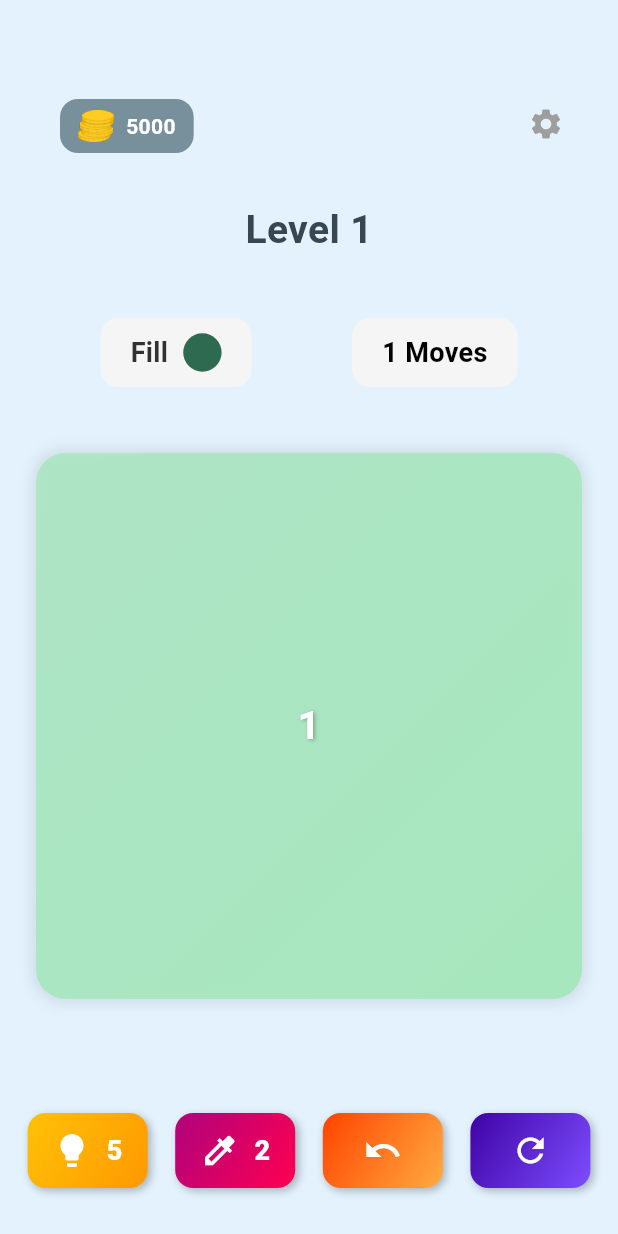
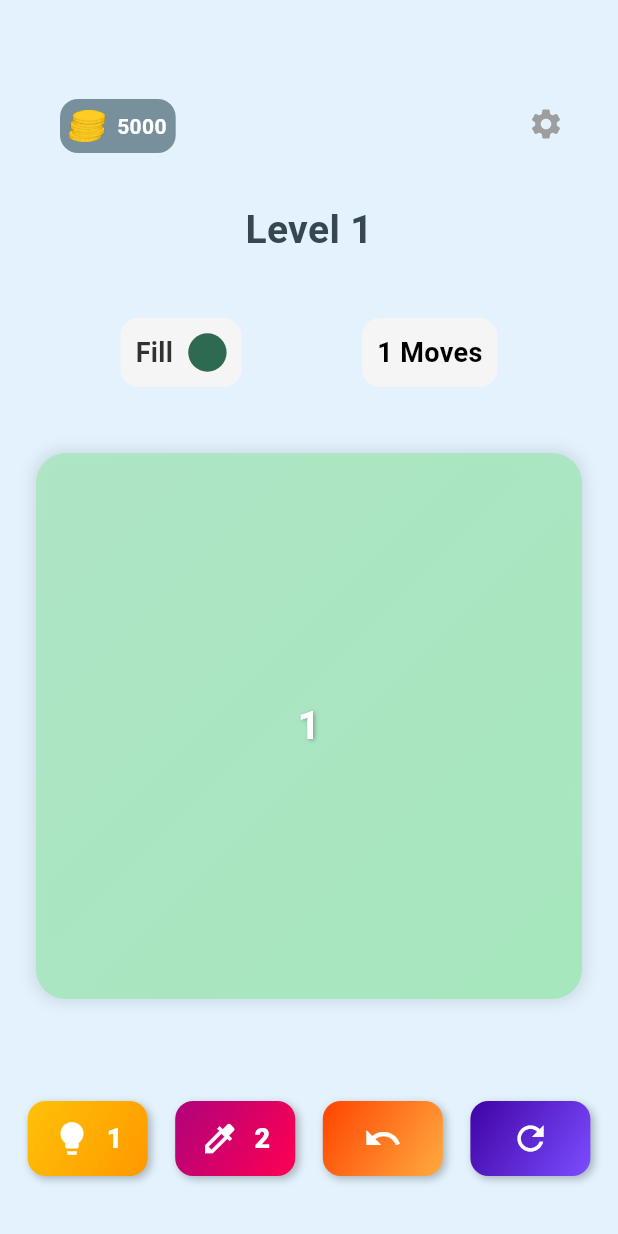
Before and after one commit to theokramer/logicalColors, a Flutter app: the screen it shows after launch, on a phone screen of 412 x 824 dp. Run offline on Flutter 3.47's test engine with Material 3 defaults, Android fonts, the phone set to English and light mode, and no system bars; our stand-ins replace confetti; missing offline and left inert: dart:ffi; Roboto replaces fonts that are missing (Quicksand).

Commit message:
Small Changes Design

```diff
--- a/lib/action_Button.dart
+++ b/lib/action_Button.dart
@@ -65,7 +65,7 @@ class CustomActionButton extends StatelessWidget {
               ),
               if (count == 0)
                 SizedBox(
-                  width: 95, height: 80,
+                  width: 90, height: 80,
                   child: Column(
                     mainAxisAlignment: MainAxisAlignment.start,
                     children: [
--- a/lib/custom_info_button.dart
+++ b/lib/custom_info_button.dart
@@ -29,7 +29,7 @@ class CustomInfoButton extends StatelessWidget {
     double padding = isLarge ? 10 : 6;
 
     return Container(
-      padding: EdgeInsets.symmetric(vertical: padding, horizontal: padding * 2),
+      padding: EdgeInsets.symmetric(vertical: padding, horizontal: padding),
       decoration: BoxDecoration(
         color: backgroundColor,
         borderRadius: BorderRadius.circular(12),
--- a/lib/puzzle_screen.dart
+++ b/lib/puzzle_screen.dart
@@ -10,9 +10,10 @@ import 'roadmap_screen.dart';
 import 'shop_screen.dart';
 import 'package:confetti/confetti.dart';
 import 'package:flutter/services.dart';
+import 'dart:async';
 
 int selectedLevel = 1;
-int aHints = 5;
+int aHints = 1;
 int aRems = 2;
 
 class PuzzleScreen extends StatefulWidget {
@@ -29,10 +30,11 @@ class _PuzzleScreenState extends State<PuzzleScreen> with SingleTickerProviderSt
   bool showBanner = false;
   bool showCoinAnimation = false;
   bool animationStarted = false;
-  bool denyClick = false;
+  bool denyClick = true;
   double pi = 3.1415926535897932;
   bool isRemoveTileMode = false;
   final Random _random = Random();
+  bool showStartBanner = true;
 
   @override
  void initState() {
@@ -48,6 +50,15 @@ class _PuzzleScreenState extends State<PuzzleScreen> with SingleTickerProviderSt
         curve: Curves.easeInOut,
       ),
     );
+    WidgetsBinding.instance.addPostFrameCallback((_) {
+      Timer(Duration(seconds: 3), () {
+      setState(() {
+        showStartBanner = false;
+        denyClick = false;
+      });
+    });
+      //_showLevelStartInfo();
+    });
   }
 
     void handleBuyHint() {
@@ -133,8 +144,10 @@ class _PuzzleScreenState extends State<PuzzleScreen> with SingleTickerProviderSt
                       ),
                     ),
                     PopupMenuButton<String>(
+                      enabled: !denyClick,
                       icon: Icon(Icons.settings, color: Colors.grey),
-                      onSelected: (String value) {
+                      onSelected:
+                      (String value) {
                         switch (value) {
                           case 'home':
                             Navigator.of(context).pushReplacement(
@@ -199,12 +212,12 @@ class _PuzzleScreenState extends State<PuzzleScreen> with SingleTickerProviderSt
                             break;
                         }
                       },
-                      itemBuilder: (BuildContext context) => <PopupMenuEntry<String>>[
+                      itemBuilder:  (BuildContext context) => <PopupMenuEntry<String>>[
                         _buildPopupMenuItem('home', 'Home', Icons.home, Colors.orangeAccent),
                         _buildPopupMenuItem('shop', 'Shop', Icons.shopping_cart, Colors.orangeAccent),
                         _buildPopupMenuItem('refresh', 'New Level ${worlds[currentWorld-1].maxLevel <= selectedLevel ? '– 10 Coins' : ""}', Icons.refresh, Colors.orangeAccent),
                         _buildPopupMenuItem('next', 'Skip Level ${worlds[currentWorld-1].maxLevel <= selectedLevel ? '– 100 Coins' : ""}', Icons.skip_next, Colors.orangeAccent),
-                      ],
+                      ] ,
                     ),
                   ],
                 ),
@@ -361,11 +374,9 @@ if (isRemoveTileMode) {
   mainAxisAlignment: MainAxisAlignment.end,
   children: [
     Padding(
-      padding: const EdgeInsets.only(bottom: 32.0),
+      padding: const EdgeInsets.only(bottom: 40.0),
       child: Row(
         mainAxisAlignment: MainAxisAlignment.spaceEvenly,
-        children: [
-          Stack(
         children: [
           CustomActionButton(
             icon: Icons.lightbulb,
@@ -387,38 +398,25 @@ if (isRemoveTileMode) {
                 handleWatchAdForHints,
                 [Colors.amber, Colors.orange]
               );
-                /*if (coins < 50) {
-                  // Not enough coins logic here
-                  return;
-                } else {
-                  bool hintUsed = puzzle.getHint();
-                  if (hintUsed) {
-                    // Your hint used logic here
-                  } else {
-                    Future.delayed(Duration(milliseconds: 500), () {
-                      puzzle.clearHint();
-                    });
           }
-                }*/
-              }
+
+
             },
             count: aHints, // Number of hints available
             gradientColors: [Colors.amber, Colors.orange],
             iconColor: Colors.white,
           ),
-
-            ],
-          ),
-          Stack(
-            children: [
           CustomActionButton(
             icon: Icons.colorize,
             onPressed: () {
+              if(!denyClick) {
+
+            if (aRems > 0) {
               setState(() {
-                if (aRems > 0) {
               aRems -= 1;
+              isRemoveTileMode = true;
+              });
             } else {
-                  //coins -= 30;
               showGadgetPopup(
                 context,
                 'Colorizer',
@@ -427,45 +425,40 @@ if (isRemoveTileMode) {
                 [Color.fromARGB(255, 176, 2, 124), Color.fromARGB(255, 255, 0, 81)]
               );
             }
-                //isRemoveTileMode = true;
-              });
+
+
+              }
             },
             count: aRems, // Number of removes available
             gradientColors: [Color.fromARGB(255, 176, 2, 124), Color.fromARGB(255, 255, 0, 81)],
             iconColor: Colors.white,
           ),
-            ],
-          ),
-          Stack(
-            children: [
           CustomActionButton(
             icon: Icons.undo,
             onPressed: () {
+              if(!denyClick) {
                 puzzle.undoMove();
+              }
             },
             count: -1, // Infinite undo available
             gradientColors: [Color.fromARGB(255, 255, 68, 0), Colors.orangeAccent],
 
             iconColor: Colors.white,
           ),
-            ],
-          ),
-          Stack(
-            children: [
           CustomActionButton(
             icon: Icons.refresh,
             onPressed: () {
+              if(!denyClick) {
                 puzzle.grid = puzzle.savedGrid.map((row) => List<int>.from(row)).toList();
               puzzle.resetMoves();
               puzzle.moveWhereError = -1;
               puzzle.clicks = puzzle.savedClicks.map((click) => List<int>.from(click)).toList();
               puzzle.undoStack.clear();
+              }
             },
             count: -1, // Infinite refresh available
             gradientColors: [Color.fromARGB(255, 63, 3, 165), Colors.deepPurpleAccent],
             iconColor: Colors.white,
-              ),
-            ],
           ),
         ],
       ),
@@ -474,7 +467,11 @@ if (isRemoveTileMode) {
 ),
 
 
+if(showStartBanner)
+  Positioned.fill(child: Stack(children: [Container(color: Colors.black.withOpacity(0.6), child: Column(children: [
 
+
+  ],))],),),
 
 
 if (showBanner && !animationStarted)
@@ -582,12 +579,139 @@ if (animationStarted && showCoinAnimation)
             gravity: 0.15,
             colors: [Colors.pink, Colors.orange, Colors.yellow, Colors.green, Colors.blue],
           ),
-
+        if (showStartBanner)
+            Center(
+              child: AlertDialog(
+                backgroundColor: Colors.white,
+                shape: RoundedRectangleBorder(borderRadius: BorderRadius.circular(15)),
+                contentPadding: EdgeInsets.all(20),
+                content: Column(
+                  mainAxisSize: MainAxisSize.min,
+                  children: [
+                    Text(
+                      'Level ${selectedLevel}',
+                      style: TextStyle(
+                        color: Colors.black,
+                        fontSize: 26,
+                        fontWeight: FontWeight.bold,
+                      ),
+                    ),
+                    SizedBox(height: 20),
+                    Row(
+                      mainAxisAlignment: MainAxisAlignment.spaceAround,
+                      children: [
+                        CustomInfoButton(
+                          value: '', // No value needed here
+                          targetColor: puzzle.targetColorNumber, // Target color
+                          movesLeft: -1, // No moves left needed here
+                          iconPath: '', // No icon needed
+                          backgroundColor: Colors.grey[200]!,
+                          textColor: Colors.black,
+                          isLarge: true, // Increase size
+                        ),
+                        CustomInfoButton(
+                          value: '', // No value needed here
+                          targetColor: -1, // No target color needed here
+                          movesLeft: puzzle.maxMoves, // Number of moves
+                          iconPath: '', // No icon needed
+                          backgroundColor: Colors.grey[200]!,
+                          textColor: Colors.black,
+                          isLarge: true, // Increase size
+                        ),
+                        CustomInfoButton(
+                          value: '${puzzle.size}x${puzzle.size}', // Display grid size
+                          targetColor: -1, // No target color needed here
+                          movesLeft: -1, // No moves left needed here
+                          iconPath: '', // No icon needed
+                          backgroundColor: Colors.grey[200]!,
+                          textColor: Colors.black,
+                          isLarge: true, // Increase size
+                        ),
+                      ],
+                    ),
+                  ],
+                ),
+              ),
+            ),
         ],
       ),
     );
   }
 
+  void _showLevelStartInfo() {
+    final puzzle = Provider.of<PuzzleModel>(context, listen: false);
+    showDialog(
+      context: context,
+      barrierDismissible: false,
+      builder: (BuildContext context) {
+        return AlertDialog(
+          backgroundColor: Colors.white,
+          shape: RoundedRectangleBorder(borderRadius: BorderRadius.circular(15)),
+          contentPadding: EdgeInsets.all(20),
+          content: Column(
+            mainAxisSize: MainAxisSize.min,
+            children: [
+              Text(
+                'Level ${selectedLevel}',
+                style: TextStyle(
+                  color: Colors.black,
+                  fontSize: 26,
+                  fontWeight: FontWeight.bold,
+                ),
+              ),
+              SizedBox(height: 20),
+              Row(
+                mainAxisAlignment: MainAxisAlignment.spaceAround,
+                children: [
+                  CustomInfoButton(
+                    value: '',
+                    targetColor: puzzle.targetColorNumber,
+                    movesLeft: -1,
+                    iconPath: '',
+                    backgroundColor: Colors.grey[200]!,
+                    textColor: Colors.black,
+                    isLarge: true,
+                  ),
+                  CustomInfoButton(
+                    value: '',
+                    targetColor: -1,
+                    movesLeft: puzzle.maxMoves,
+                    iconPath: '',
+                    backgroundColor: Colors.grey[200]!,
+                    textColor: Colors.black,
+                    isLarge: true,
+                  ),
+                  CustomInfoButton(
+                    value: '${puzzle.size}x${puzzle.size}',
+                    targetColor: -1,
+                    movesLeft: -1,
+                    iconPath: '',
+                    backgroundColor: Colors.grey[200]!,
+                    textColor: Colors.black,
+                    isLarge: true,
+                  ),
+                ],
+              ),
+              SizedBox(height: 20),
+              ElevatedButton(
+                onPressed: () {
+                  Navigator.of(context).pop(); // Dismiss the dialog
+                },
+                style: ElevatedButton.styleFrom(
+                  backgroundColor: Colors.deepPurple,
+                  padding: EdgeInsets.symmetric(horizontal: 50, vertical: 10),
+                ),
+                child: Text(
+                  'Start',
+                  style: TextStyle(fontSize: 20, color: Colors.white),
+                ),
+              ),
+            ],
+          ),
+        );
+      },
+    );
+  }
 
 void showGadgetPopup(BuildContext context, String gadgetName, Function onBuyPressed, Function onWatchAdPressed, List<Color> gradientColors) {
   showDialog(
```
Lines whose indentation alone changed are shown as unchanged.
